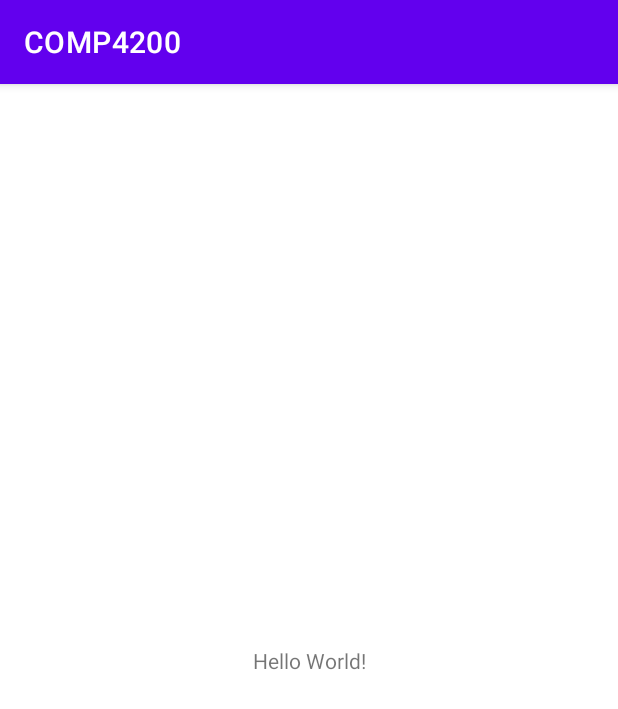
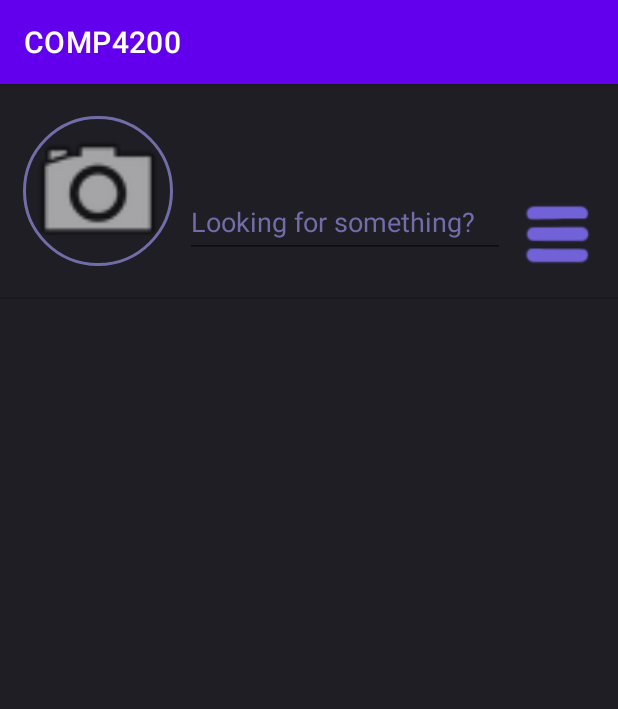
Before and after one commit to MingHaoC/COMP4200, an Android app: the screen it shows after launch (MainActivity), on a phone screen of 412 x 824 dp. Shown: the top 709 px of the screen. Run offline under Robolectric (Android 15) with nearby library versions, the phone set to English and light mode, and no system bars; our stand-ins replace CircleImageView.

Commit message:
Created base UI for timeline

```diff
--- a/app/build.gradle
+++ b/app/build.gradle
@@ -32,6 +32,7 @@ dependencies {
     implementation 'androidx.appcompat:appcompat:1.4.1'
     implementation 'com.google.android.material:material:1.5.0'
     implementation 'androidx.constraintlayout:constraintlayout:2.1.3'
+    implementation 'de.hdodenhof:circleimageview:3.1.0'
     testImplementation 'junit:junit:4.13.2'
     androidTestImplementation 'androidx.test.ext:junit:1.1.3'
     androidTestImplementation 'androidx.test.espresso:espresso-core:3.4.0'
--- a/app/src/main/res/layout/activity_main.xml
+++ b/app/src/main/res/layout/activity_main.xml
@@ -4,15 +4,70 @@
     xmlns:tools="http://schemas.android.com/tools"
     android:layout_width="match_parent"
     android:layout_height="match_parent"
+    android:background="#1E1E24"
     tools:context=".MainActivity">
 
-    <TextView
+    <de.hdodenhof.circleimageview.CircleImageView
+        android:id="@+id/profile_image2"
+        android:layout_width="100dp"
+        android:layout_height="100dp"
+        android:layout_marginStart="15dp"
+        android:layout_marginTop="15dp"
+        android:layout_marginBottom="15dp"
+        android:src="@android:drawable/ic_menu_camera"
+        app:civ_border_color="#726DA8"
+        app:civ_border_width="2dp"
+        app:layout_constraintBottom_toTopOf="@+id/mainDivider"
+        app:layout_constraintStart_toStartOf="parent"
+        app:layout_constraintTop_toTopOf="parent" />
+
+    <View
+        android:id="@+id/mainDivider"
+        android:layout_width="match_parent"
+        android:layout_height="1dp"
+        android:layout_marginTop="130dp"
+        android:background="?android:attr/listDivider"
+        app:layout_constraintBottom_toTopOf="@+id/rvPosts"
+        app:layout_constraintEnd_toEndOf="parent"
+        app:layout_constraintStart_toStartOf="parent"
+        app:layout_constraintTop_toTopOf="parent" />
+
+    <androidx.recyclerview.widget.RecyclerView
+        android:id="@+id/rvPosts"
+        android:layout_width="409dp"
+        android:layout_height="600dp"
+        app:layout_constraintBottom_toBottomOf="parent"
+        app:layout_constraintEnd_toEndOf="parent"
+        app:layout_constraintStart_toStartOf="parent"
+        app:layout_constraintTop_toBottomOf="@+id/mainDivider" />
+
+    <EditText
+        android:id="@+id/etSearch"
         android:layout_width="wrap_content"
         android:layout_height="wrap_content"
-        android:text="Hello World!"
-        app:layout_constraintBottom_toBottomOf="parent"
-        app:layout_constraintLeft_toLeftOf="parent"
-        app:layout_constraintRight_toRightOf="parent"
-        app:layout_constraintTop_toTopOf="parent" />
+        android:layout_marginStart="8dp"
+        android:layout_marginTop="68dp"
+        android:ems="10"
+        android:hint="@string/looking_for_something"
+        android:inputType="textPersonName"
+        android:minHeight="48dp"
+        android:textColorHint="#726DA8"
+        app:layout_constraintStart_toEndOf="@+id/profile_image2"
+        app:layout_constraintTop_toTopOf="parent"
+        tools:ignore="TextContrastCheck"
+        android:importantForAutofill="no" />
+
+    <ImageButton
+        android:id="@+id/ibSettings"
+        android:layout_width="wrap_content"
+        android:layout_height="wrap_content"
+        android:layout_marginEnd="16dp"
+        android:layout_marginBottom="15dp"
+        android:background="#1E1E24"
+        app:layout_constraintBottom_toTopOf="@+id/mainDivider"
+        app:layout_constraintEnd_toEndOf="parent"
+        app:srcCompat="@drawable/settings"
+        tools:ignore="SpeakableTextPresentCheck"
+        android:contentDescription="@string/todo" />
 
 </androidx.constraintlayout.widget.ConstraintLayout>
--- a/app/src/main/res/values/strings.xml
+++ b/app/src/main/res/values/strings.xml
@@ -1,3 +1,7 @@
 <resources>
     <string name="app_name">COMP4200</string>
+    <string name="placeholder_username">Placeholder Username</string>
+    <string name="looking_for_something">Looking for something?</string>
+    <string name="todo">TODO</string>
+    <string name="placeholder_description">This is some placeholder text for the description of a post that the user gives when posting.</string>
 </resources>
```
Also changed, not shown: app/src/main/res/layout/post.xml (added, +110 -0 lines), app/src/main/res/drawable/comment.png (added), app/src/main/res/drawable/like.png (added), app/src/main/res/drawable/settings.png (added).
